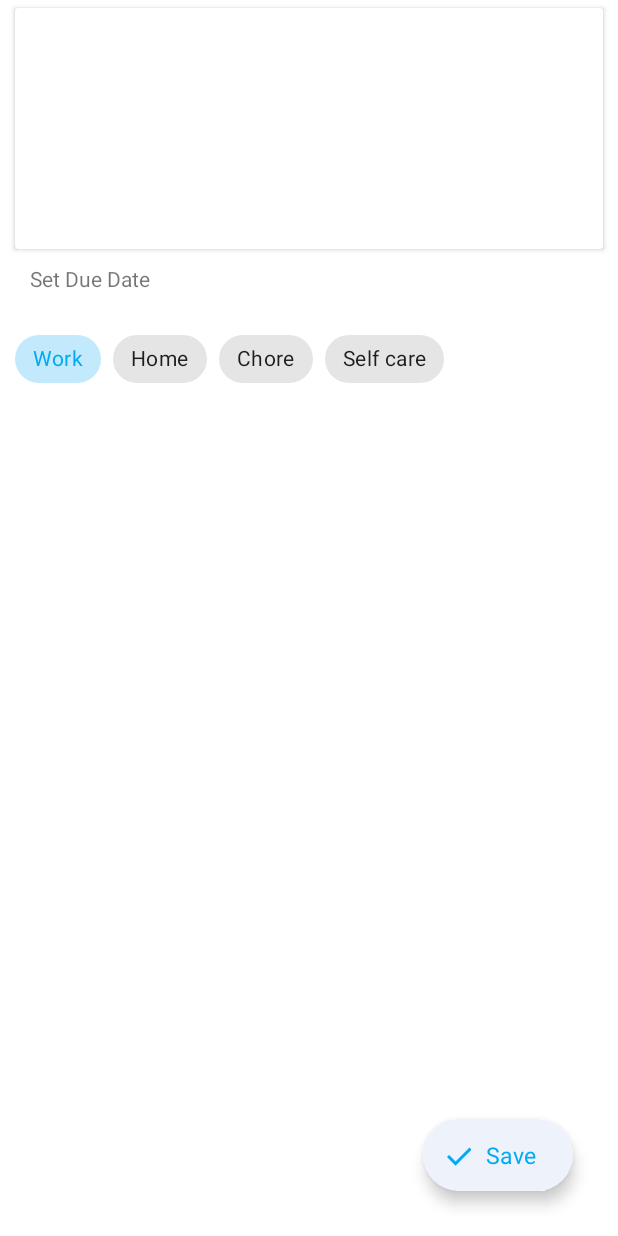
After one commit to judahben149/Noteify, an Android app: the fragment CreateTodoFragment shown on its own in the app's theme, on a phone screen of 412 x 824 dp. The commit adds this screen. Run offline under Robolectric (Android 15) with nearby library versions, the phone set to English and light mode, and no system bars.

Commit message:
feature/implemented basics for todo functionality

```diff
--- a/app/src/main/java/com/judahben149/note/Database.kt
+++ b/app/src/main/java/com/judahben149/note/Database.kt
@@ -6,8 +6,9 @@ import androidx.room.Room
 import androidx.room.RoomDatabase
 import com.judahben149.note.note.data.NoteDao
 import com.judahben149.note.note.model.Note
+import com.judahben149.note.todo.model.Todo
 
-@Database(entities = [Note::class], exportSchema = false, version = 1)
+@Database(entities = [Note::class, Todo::class], exportSchema = false, version = 1)
 abstract class NoteDatabase : RoomDatabase() {
 
     abstract fun noteDao(): NoteDao
--- /dev/null
+++ b/app/src/main/java/com/judahben149/note/todo/fragment/CreateTodoFragment.kt
@@ -0,0 +1,30 @@
+package com.judahben149.note.todo.fragment
+
+import android.os.Bundle
+import androidx.fragment.app.Fragment
+import android.view.LayoutInflater
+import android.view.View
+import android.view.ViewGroup
+import com.judahben149.note.R
+import com.judahben149.note.databinding.FragmentCreateTodoBinding
+
+
+class CreateTodoFragment : Fragment() {
+
+    private var _binding: FragmentCreateTodoBinding? = null
+    val binding get() =  _binding!!
+
+    override fun onCreateView(
+        inflater: LayoutInflater, container: ViewGroup?,
+        savedInstanceState: Bundle?
+    ): View? {
+        // Inflate the layout for this fragment
+        _binding = FragmentCreateTodoBinding.inflate(inflater, container, false)
+        return binding.root
+    }
+
+    override fun onDestroy() {
+        super.onDestroy()
+        _binding = null
+    }
+}
--- /dev/null
+++ b/app/src/main/res/layout/fragment_create_todo.xml
@@ -0,0 +1,123 @@
+<?xml version="1.0" encoding="utf-8"?>
+<androidx.coordinatorlayout.widget.CoordinatorLayout xmlns:android="http://schemas.android.com/apk/res/android"
+    xmlns:app="http://schemas.android.com/apk/res-auto"
+    xmlns:tools="http://schemas.android.com/tools"
+    android:layout_width="match_parent"
+    android:layout_height="match_parent">
+
+
+    <ScrollView
+        android:layout_width="match_parent"
+        android:layout_height="match_parent"
+        android:id="@+id/scrollView_createTodo_screen"
+        tools:context=".todo.fragment.CreateTodoFragment">
+
+        <androidx.constraintlayout.widget.ConstraintLayout
+            android:layout_width="match_parent"
+            android:layout_height="wrap_content"
+            android:id="@+id/constraintLayout_createTodo_screen">
+
+
+            <androidx.cardview.widget.CardView
+                android:id="@+id/cardView_todo_text"
+                android:layout_width="match_parent"
+                android:layout_height="wrap_content"
+                android:layout_marginHorizontal="10dp"
+                android:layout_marginTop="5dp"
+                android:elevation="30dp"
+                app:layout_constraintEnd_toEndOf="parent"
+                app:layout_constraintHorizontal_bias="0.5"
+                app:layout_constraintStart_toStartOf="parent"
+                app:layout_constraintTop_toTopOf="parent">
+
+
+                <TextView
+                    android:id="@+id/tv_todo_body_details_screen"
+                    android:layout_width="match_parent"
+                    android:layout_height="150dp"
+                    android:layout_margin="5dp"
+                    app:layout_constraintEnd_toEndOf="parent"
+                    app:layout_constraintHorizontal_bias="0.5"
+                    app:layout_constraintStart_toStartOf="parent"
+                    app:layout_constraintTop_toTopOf="parent"
+                    tools:text="Todo items" />
+
+            </androidx.cardview.widget.CardView>
+
+            <TextView
+                android:id="@+id/tv_due_date"
+                android:layout_width="wrap_content"
+                android:layout_height="wrap_content"
+                android:layout_marginStart="20dp"
+                android:layout_marginTop="10dp"
+                android:text="Set Due Date"
+                app:layout_constraintStart_toStartOf="parent"
+                app:layout_constraintTop_toBottomOf="@id/cardView_todo_text" />
+
+
+            <com.google.android.material.chip.ChipGroup
+                android:id="@+id/chip_group_category"
+                android:layout_width="match_parent"
+                android:layout_height="wrap_content"
+                android:layout_marginHorizontal="10dp"
+                android:layout_marginTop="20dp"
+                app:layout_constraintEnd_toEndOf="parent"
+                app:layout_constraintHorizontal_bias="0.5"
+                app:layout_constraintStart_toStartOf="parent"
+                app:layout_constraintTop_toBottomOf="@id/tv_due_date"
+                app:singleSelection="true">
+
+                <com.google.android.material.chip.Chip
+                    android:id="@+id/chip_work"
+                    style="@style/Widget.MaterialComponents.Chip.Choice"
+                    android:layout_width="wrap_content"
+                    android:layout_height="wrap_content"
+                    android:checked="true"
+                    android:text="Work" />
+
+                <com.google.android.material.chip.Chip
+                    android:id="@+id/chip_home"
+                    style="@style/Widget.MaterialComponents.Chip.Choice"
+                    android:layout_width="wrap_content"
+                    android:layout_height="wrap_content"
+                    android:text="Home" />
+
+                <com.google.android.material.chip.Chip
+                    android:id="@+id/chip_chore"
+                    style="@style/Widget.MaterialComponents.Chip.Choice"
+                    android:layout_width="wrap_content"
+                    android:layout_height="wrap_content"
+                    android:text="Chore" />
+
+                <com.google.android.material.chip.Chip
+                    android:id="@+id/chip_self_care"
+                    style="@style/Widget.MaterialComponents.Chip.Choice"
+                    android:layout_width="wrap_content"
+                    android:layout_height="wrap_content"
+                    android:text="Self care" />
+
+            </com.google.android.material.chip.ChipGroup>
+        </androidx.constraintlayout.widget.ConstraintLayout>
+
+    </ScrollView>
+
+
+    <com.google.android.material.floatingactionbutton.ExtendedFloatingActionButton
+        android:id="@+id/fab_saveTodo_createTodoScreen"
+        style="@style/myFAB"
+        android:layout_width="100dp"
+        android:layout_height="wrap_content"
+        android:layout_marginEnd="30dp"
+        android:layout_marginBottom="30dp"
+        android:contentDescription="@string/save_note"
+        android:text="@string/save"
+        android:textAllCaps="false"
+        android:textSize="15sp"
+        app:icon="@drawable/ic_check_mark"
+        app:iconPadding="10dp"
+        app:iconSize="20dp"
+        app:layout_anchor="@id/scrollView_createTodo_screen"
+        app:layout_anchorGravity="bottom|end"
+        app:layout_constraintBottom_toBottomOf="parent"
+        app:layout_constraintEnd_toEndOf="parent"/>
+</androidx.coordinatorlayout.widget.CoordinatorLayout>
--- a/build.gradle
+++ b/build.gradle
@@ -6,7 +6,7 @@ buildscript {
     }
     dependencies {
         classpath "com.android.tools.build:gradle:7.0.4"
-        classpath "org.jetbrains.kotlin:kotlin-gradle-plugin:1.6.0"
+        classpath 'org.jetbrains.kotlin:kotlin-gradle-plugin:1.6.21'
 
         classpath "androidx.navigation:navigation-safe-args-gradle-plugin:2.4.0-rc01"
 
```
Also changed, not shown: app/src/main/java/com/judahben149/note/note/fragment/noteList/NoteListFragment.kt (+7 -0 lines), app/src/main/java/com/judahben149/note/todo/fragment/TodoListFragment.kt (added, +29 -0 lines), app/src/main/java/com/judahben149/note/todo/model/Todo.kt (added, +29 -0 lines), app/src/main/res/anim/fab_from_bottom_animation.xml (added, +21 -0 lines), app/src/main/res/anim/fab_rotate_close_animation.xml (added, +12 -0 lines), app/src/main/res/anim/fab_rotate_open_animation.xml (added, +12 -0 lines), app/src/main/res/anim/fab_to_bottom_animation.xml (added, +23 -0 lines), app/src/main/res/layout/fragment_todo_list.xml (added, +19 -0 lines), app/src/main/res/layout/todo_list_item.xml (added, +50 -0 lines).
